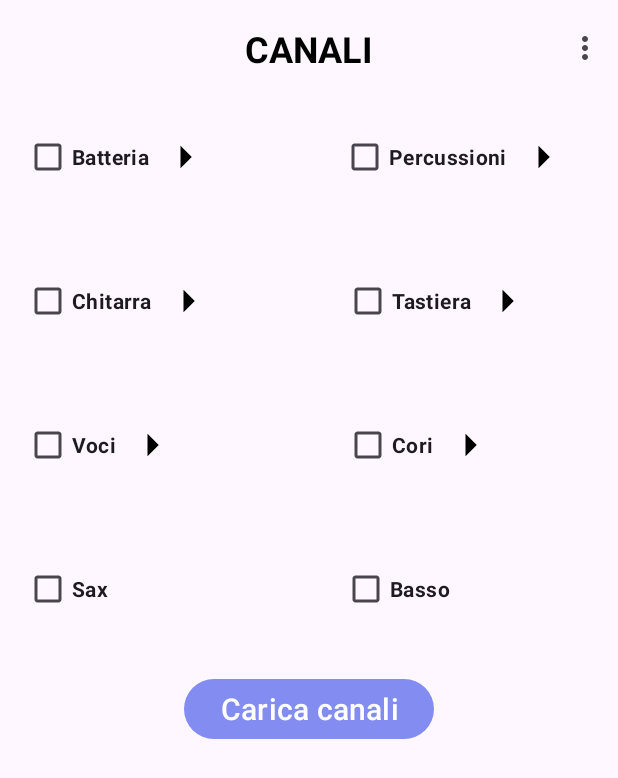
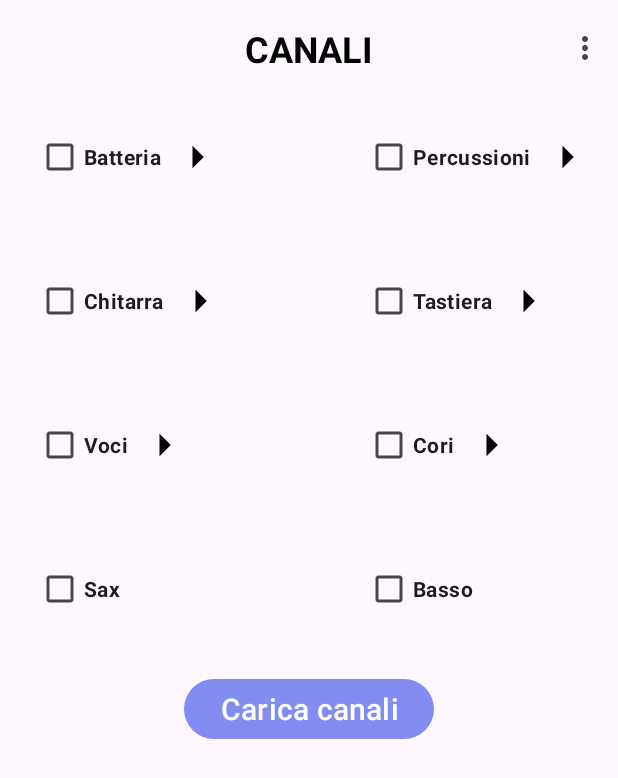
Before and after one commit to dippanz/CablaggioService, an Android app: the screen it shows after launch (MainActivity), on a phone screen of 412 x 824 dp. Shown: the top 778 px of the screen. Run offline under Robolectric (Android 15) with nearby library versions, the phone set to English and light mode, and no system bars.

Commit message:
add function

```diff
--- a/app/src/main/java/com/example/cablaggioservice/MainActivity.kt
+++ b/app/src/main/java/com/example/cablaggioservice/MainActivity.kt
@@ -146,13 +146,16 @@ class MainActivity : AppCompatActivity() {
             }
 
             R.id.MENU_2 ->{
+                if(supportFragmentManager.backStackEntryCount < 2){
                     //info funzionamento app
                     Log.i("msg", "cambio contesto")
                     val t = supportFragmentManager.beginTransaction()
                     t.addToBackStack("info")
                     t.replace(R.id.container_main, FragInformazioni())
                     t.commit()
+                }
                 true
+
             }
             else -> super.onOptionsItemSelected(item)
         }
--- a/app/src/main/res/layout-sw600dp/frag_sezioni.xml
+++ b/app/src/main/res/layout-sw600dp/frag_sezioni.xml
@@ -66,31 +66,33 @@
             android:id="@+id/checkboxBatteria"
             android:layout_width="wrap_content"
             android:layout_height="wrap_content"
-            android:layout_marginStart="140dp"
-            android:layout_marginTop="60dp"
+            android:layout_marginTop="80dp"
             android:text="@string/batteria"
+            android:textSize="18sp"
             android:textStyle="bold"
-            app:layout_constraintStart_toStartOf="parent"
+            app:layout_constraintEnd_toStartOf="@+id/imageButtonBatteria"
             app:layout_constraintTop_toBottomOf="@+id/textView" />
 
         <CheckBox
             android:id="@+id/checkboxChitarra"
             android:layout_width="wrap_content"
             android:layout_height="wrap_content"
-            android:layout_marginStart="140dp"
-            android:layout_marginTop="68dp"
+            android:layout_marginTop="80dp"
             android:text="@string/chitarra"
+            android:textSize="18sp"
             android:textStyle="bold"
-            app:layout_constraintStart_toStartOf="parent"
+            app:layout_constraintStart_toStartOf="@+id/checkboxBatteria"
             app:layout_constraintTop_toBottomOf="@id/barrier1" />
 
         <ImageButton
             android:id="@+id/imageButtonBatteria"
             android:layout_width="48dp"
             android:layout_height="48dp"
+            android:layout_marginEnd="90dp"
+            android:background="@color/trasparente"
             android:contentDescription="@string/image"
-            android:background="@color/trasparente"
-            app:layout_constraintStart_toEndOf="@+id/checkboxBatteria"
+            android:textSize="18sp"
+            app:layout_constraintEnd_toStartOf="@+id/textView"
             app:layout_constraintTop_toTopOf="@+id/checkboxBatteria"
             app:srcCompat="@drawable/baseline_arrow_right_48" />
 
@@ -98,20 +100,21 @@
             android:id="@+id/checkBoxPercussioni"
             android:layout_width="wrap_content"
             android:layout_height="wrap_content"
-            android:layout_marginStart="272dp"
+            android:layout_marginStart="90dp"
             android:text="@string/percussioni"
+            android:textSize="18sp"
             android:textStyle="bold"
-            app:layout_constraintStart_toEndOf="@+id/imageButtonBatteria"
+            app:layout_constraintStart_toEndOf="@+id/textView"
             app:layout_constraintTop_toTopOf="@+id/checkboxBatteria" />
 
         <CheckBox
             android:id="@+id/checkBoxTastiera"
             android:layout_width="wrap_content"
             android:layout_height="wrap_content"
-            android:layout_marginStart="320dp"
             android:text="@string/tastiera"
+            android:textSize="18sp"
             android:textStyle="bold"
-            app:layout_constraintStart_toEndOf="@+id/checkboxChitarra"
+            app:layout_constraintStart_toStartOf="@+id/checkBoxPercussioni"
             app:layout_constraintTop_toTopOf="@+id/checkboxChitarra" />
 
         <androidx.core.widget.NestedScrollView
@@ -127,9 +130,7 @@
             <RadioGroup
                 android:id="@+id/group_tastiera"
                 android:layout_width="wrap_content"
-                android:layout_height="wrap_content">
-
-            </RadioGroup>
+                android:layout_height="wrap_content"></RadioGroup>
         </androidx.core.widget.NestedScrollView>
 
         <androidx.core.widget.NestedScrollView
@@ -165,51 +166,50 @@
             <RadioGroup
                 android:id="@+id/group_batteria"
                 android:layout_width="wrap_content"
-                android:layout_height="wrap_content">
-            </RadioGroup>
+                android:layout_height="wrap_content" />
         </androidx.core.widget.NestedScrollView>
 
         <CheckBox
             android:id="@+id/checkBoxCori"
             android:layout_width="wrap_content"
             android:layout_height="wrap_content"
-            android:layout_marginStart="344dp"
-            android:layout_marginTop="68dp"
             android:text="@string/cori"
+            android:textSize="18sp"
             android:textStyle="bold"
-            app:layout_constraintStart_toEndOf="@+id/checkBoxVoci"
-            app:layout_constraintTop_toBottomOf="@+id/barrier2" />
+            app:layout_constraintStart_toStartOf="@+id/checkBoxTastiera"
+            app:layout_constraintTop_toTopOf="@+id/checkBoxVoci" />
 
         <CheckBox
             android:id="@+id/checkBoxSax"
             android:layout_width="wrap_content"
             android:layout_height="wrap_content"
-            android:layout_marginStart="140dp"
+            android:layout_marginTop="80dp"
             android:text="@string/sax"
+            android:textSize="18sp"
             android:textStyle="bold"
-            app:layout_constraintStart_toStartOf="parent"
-            app:layout_constraintTop_toTopOf="@+id/checkBoxBasso" />
+            app:layout_constraintStart_toStartOf="@+id/checkBoxVoci"
+            app:layout_constraintTop_toBottomOf="@+id/barrier3" />
 
         <CheckBox
             android:id="@+id/checkBoxVoci"
             android:layout_width="wrap_content"
             android:layout_height="wrap_content"
-            android:layout_marginStart="140dp"
+            android:layout_marginTop="80dp"
             android:text="@string/voci"
+            android:textSize="18sp"
             android:textStyle="bold"
-            app:layout_constraintStart_toStartOf="parent"
-            app:layout_constraintTop_toTopOf="@+id/checkBoxCori" />
+            app:layout_constraintStart_toStartOf="@+id/checkboxChitarra"
+            app:layout_constraintTop_toBottomOf="@+id/barrier2" />
 
         <CheckBox
             android:id="@+id/checkBoxBasso"
             android:layout_width="wrap_content"
             android:layout_height="wrap_content"
-            android:layout_marginStart="348dp"
-            android:layout_marginTop="68dp"
             android:text="@string/basso"
+            android:textSize="18sp"
             android:textStyle="bold"
-            app:layout_constraintStart_toEndOf="@+id/checkBoxSax"
-            app:layout_constraintTop_toBottomOf="@+id/barrier3" />
+            app:layout_constraintStart_toStartOf="@+id/checkBoxCori"
+            app:layout_constraintTop_toTopOf="@+id/checkBoxSax" />
 
         <androidx.constraintlayout.widget.Barrier
             android:id="@+id/barrier1"
@@ -232,10 +232,9 @@
             android:layout_marginTop="28dp"
             android:text="@string/canali"
             android:textColor="@color/black"
-            android:textSize="24sp"
+            android:textSize="26sp"
             android:textStyle="bold"
-            app:layout_constraintEnd_toStartOf="@+id/checkBoxPercussioni"
-            app:layout_constraintHorizontal_bias="0.8"
+            app:layout_constraintEnd_toEndOf="parent"
             app:layout_constraintStart_toStartOf="parent"
             app:layout_constraintTop_toTopOf="parent" />
 
@@ -310,8 +309,7 @@
             android:text="@string/carica_canali"
             android:textSize="20sp"
             app:layout_constraintBottom_toBottomOf="parent"
-            app:layout_constraintEnd_toStartOf="@+id/checkBoxBasso"
-            app:layout_constraintHorizontal_bias="0.836"
+            app:layout_constraintEnd_toEndOf="parent"
             app:layout_constraintStart_toStartOf="parent"
             app:layout_constraintTop_toBottomOf="@+id/checkBoxBasso"
             app:layout_constraintVertical_bias="0.0" />
--- a/app/src/main/res/layout/frag_sezioni.xml
+++ b/app/src/main/res/layout/frag_sezioni.xml
@@ -62,56 +62,54 @@
             app:srcCompat="@drawable/baseline_arrow_right_48" />
 
         <CheckBox
-            android:textStyle="bold"
             android:id="@+id/checkboxBatteria"
             android:layout_width="wrap_content"
             android:layout_height="wrap_content"
-            android:layout_marginStart="16dp"
             android:layout_marginTop="32dp"
             android:text="@string/batteria"
-            app:layout_constraintStart_toStartOf="parent"
+            android:textStyle="bold"
+            app:layout_constraintEnd_toStartOf="@+id/imageButtonBatteria"
             app:layout_constraintTop_toBottomOf="@+id/textView" />
 
 
         <CheckBox
-            android:textStyle="bold"
             android:id="@+id/checkboxChitarra"
             android:layout_width="wrap_content"
             android:layout_height="wrap_content"
-            android:layout_marginStart="16dp"
             android:layout_marginTop="48dp"
             android:text="@string/chitarra"
-            app:layout_constraintStart_toStartOf="parent"
+            android:textStyle="bold"
+            app:layout_constraintStart_toStartOf="@+id/checkboxBatteria"
             app:layout_constraintTop_toBottomOf="@id/barrier1" />
 
         <ImageButton
             android:id="@+id/imageButtonBatteria"
             android:layout_width="48dp"
             android:layout_height="48dp"
+            android:layout_marginEnd="8dp"
+            android:background="@color/trasparente"
             android:contentDescription="@string/image"
-            android:background="@color/trasparente"
-            app:layout_constraintStart_toEndOf="@+id/checkboxBatteria"
+            app:layout_constraintEnd_toStartOf="@+id/textView"
             app:layout_constraintTop_toTopOf="@+id/checkboxBatteria"
             app:srcCompat="@drawable/baseline_arrow_right_48" />
 
         <CheckBox
-            android:textStyle="bold"
             android:id="@+id/checkBoxPercussioni"
             android:layout_width="wrap_content"
             android:layout_height="wrap_content"
             android:layout_marginStart="80dp"
             android:text="@string/percussioni"
-            app:layout_constraintStart_toEndOf="@+id/imageButtonBatteria"
+            android:textStyle="bold"
+            app:layout_constraintStart_toStartOf="@+id/textView"
             app:layout_constraintTop_toTopOf="@+id/checkboxBatteria" />
 
         <CheckBox
-            android:textStyle="bold"
             android:id="@+id/checkBoxTastiera"
             android:layout_width="wrap_content"
             android:layout_height="wrap_content"
-            android:layout_marginStart="128dp"
             android:text="@string/tastiera"
-            app:layout_constraintStart_toEndOf="@+id/checkboxChitarra"
+            android:textStyle="bold"
+            app:layout_constraintStart_toStartOf="@+id/checkBoxPercussioni"
             app:layout_constraintTop_toTopOf="@+id/checkboxChitarra" />
 
         <androidx.core.widget.NestedScrollView
@@ -170,46 +168,42 @@
         </androidx.core.widget.NestedScrollView>
 
         <CheckBox
-            android:textStyle="bold"
             android:id="@+id/checkBoxCori"
             android:layout_width="wrap_content"
             android:layout_height="wrap_content"
-            android:layout_marginStart="152dp"
-            android:layout_marginTop="48dp"
             android:text="@string/cori"
-            app:layout_constraintStart_toEndOf="@+id/checkBoxVoci"
-            app:layout_constraintTop_toBottomOf="@+id/barrier2" />
+            android:textStyle="bold"
+            app:layout_constraintStart_toStartOf="@+id/checkBoxTastiera"
+            app:layout_constraintTop_toTopOf="@+id/checkBoxVoci" />
 
         <CheckBox
-            android:textStyle="bold"
             android:id="@+id/checkBoxSax"
             android:layout_width="wrap_content"
             android:layout_height="wrap_content"
-            android:layout_marginStart="16dp"
+            android:layout_marginTop="48dp"
             android:text="@string/sax"
-            app:layout_constraintStart_toStartOf="parent"
-            app:layout_constraintTop_toTopOf="@+id/checkBoxBasso" />
+            android:textStyle="bold"
+            app:layout_constraintStart_toStartOf="@+id/checkBoxVoci"
+            app:layout_constraintTop_toBottomOf="@+id/barrier3" />
 
         <CheckBox
-            android:textStyle="bold"
             android:id="@+id/checkBoxVoci"
             android:layout_width="wrap_content"
             android:layout_height="wrap_content"
-            android:layout_marginStart="16dp"
+            android:layout_marginTop="48dp"
             android:text="@string/voci"
-            app:layout_constraintStart_toStartOf="parent"
-            app:layout_constraintTop_toTopOf="@+id/checkBoxCori" />
+            android:textStyle="bold"
+            app:layout_constraintStart_toStartOf="@+id/checkboxChitarra"
+            app:layout_constraintTop_toBottomOf="@+id/barrier2" />
 
         <CheckBox
             android:id="@+id/checkBoxBasso"
             android:layout_width="wrap_content"
             android:layout_height="wrap_content"
-            android:layout_marginStart="156dp"
-            android:layout_marginTop="48dp"
             android:text="@string/basso"
             android:textStyle="bold"
-            app:layout_constraintStart_toEndOf="@+id/checkBoxSax"
-            app:layout_constraintTop_toBottomOf="@+id/barrier3" />
+            app:layout_constraintStart_toStartOf="@+id/checkBoxCori"
+            app:layout_constraintTop_toTopOf="@+id/checkBoxSax" />
 
         <androidx.constraintlayout.widget.Barrier
             android:id="@+id/barrier1"
--- a/app/src/main/res/values/strings.xml
+++ b/app/src/main/res/values/strings.xml
@@ -45,15 +45,15 @@
     <string name="ok">OK</string>
     <string name="modifica">Modifica</string>
     <string name="info_preset">INFO PRESET</string>
-    <string name="info_1s">INFO %1$s</string>
+    <string name="info_1s">%1$s</string>
     <string name="salva">Salva</string>
     <string name="annulla">Annulla</string>
     <string name="aggiungi">Aggiungi</string>
-    <string name="titolo">    Titolo    </string>
+    <string name="titolo">Titolo</string>
     <string name="contenuto_scorrevole">contenuto scorrevole</string>
     <string name="tabulazioni">\t\t</string>
-    <string name="modifica_preset_s_1">Modifica preset: %1$s</string>
-    <string name="nome_preset_s_1">Nuovo nome preset: %1$s</string>
+    <string name="modifica_preset_s_1">%1$s</string>
+    <string name="nome_preset_s_1">Nuovo nome preset</string>
     <string name="sicuro_di_voler_eliminare">Sicuro di voler eliminare %1$s?</string>
     <string name="di">D.I.</string>
     <string name="mic">MIC</string>
@@ -72,6 +72,7 @@
     <string name="schermata_per_impostare_un_preset_nella_parte_alta_si_pu_inserire_un_nome_nella_parte_bassa_vanno_inseriti_i_singoli_strumenti_che_verranno_caricati_come_parte_del_gruppo_per_salvare_il_preset_basta_premere_su_salva_invece_per_aggiungere_una_nuova_riga_basta_premere_su_aggiungi">Schermata per impostare un preset. Nella parte alta si può inserire un nome, nella parte bassa vanno inseriti i singoli strumenti che verranno caricati come parte del gruppo. Per salvare il preset basta premere su salva. Invece per aggiungere una nuova riga basta premere su aggiungi.</string>
     <string name="tenendo_premuto_un_preset_si_potr_modificare_o_eliminare">Tenendo premuto un preset si potrà modificare o eliminare.</string>
     <string name="premendo_su_elimina_verr_eliminato_il_preset_premendo_su_modifica_si_aprir_la_schermata_per_modificare_il_preset">Schermata di riepilogo preset. Premendo su elimina verrà eliminato il preset. Premendo su modifica si aprirà la schermata per modificare il preset simile a quella per crearlo.</string>
+    <string name="schermata_di_modifica_dentro_la_quale_possibile_cambiare_i_vecchi_dati_inseriti_aggiungere_una_nuova_riga_premendo_l_apposito_bottone_o_eliminare_una_riga_facendo_swipe_verso_destra_per_la_riga_che_si_vuole_eliminiare">Schermata di modifica dentro la quale è possibile cambiare i vecchi dati inseriti, aggiungere una nuova riga premendo l\'apposito bottone o eliminare una riga facendo swipe verso destra per la riga che si vuole eliminiare.</string>
 
 
     <string-array name="batteria1String">
```
Also changed, not shown: app/src/main/java/com/example/cablaggioservice/FragSezioni.kt (+72 -161 lines), app/src/main/res/layout-sw600dp/info.xml (+43 -20 lines), app/src/main/res/layout-sw600dp/layout_dialog_modifica.xml (added, +94 -0 lines), app/src/main/res/layout/frag_informazioni.xml (+6 -2 lines), app/src/main/res/layout/info.xml (+29 -7 lines), app/src/main/res/drawable/info7.png (added). Lines whose indentation alone changed are shown as unchanged.
